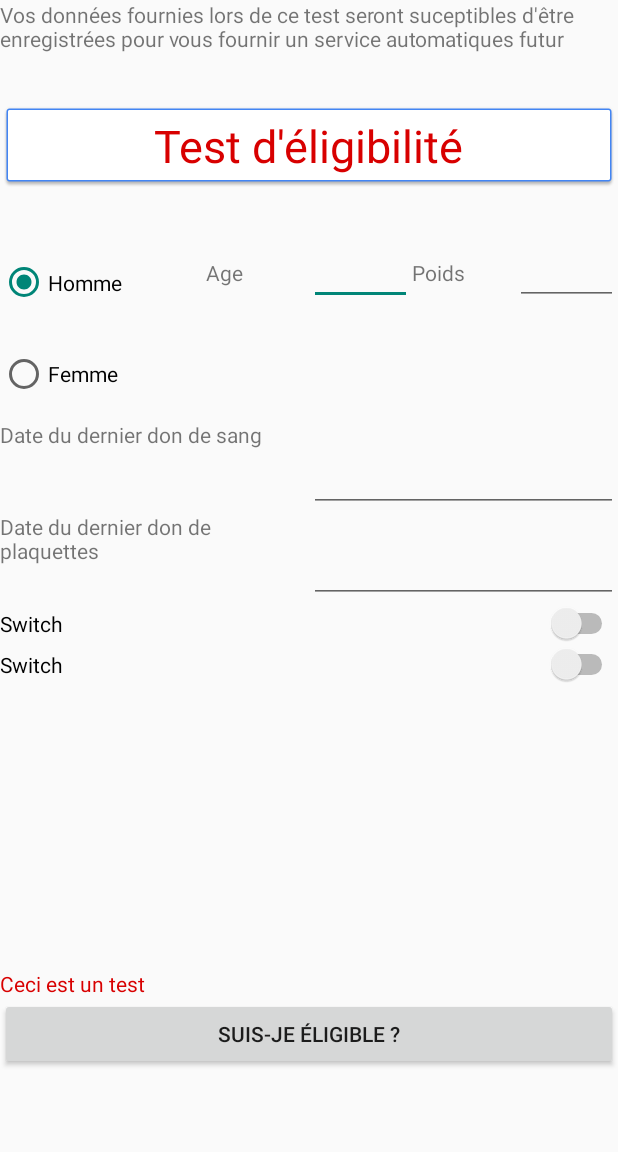
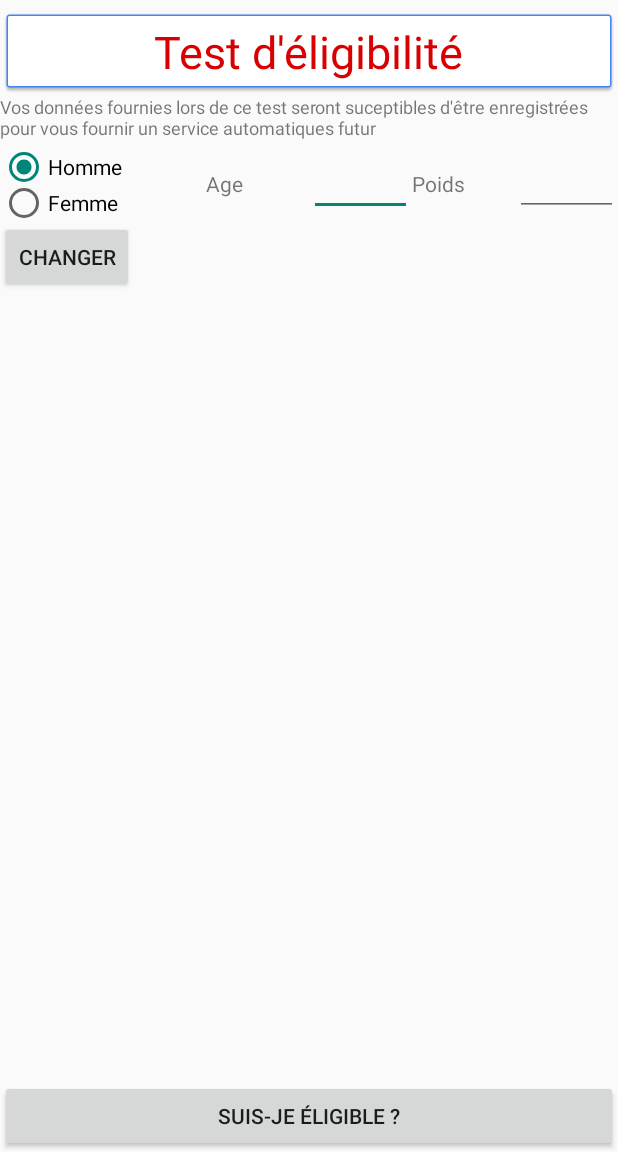
Before and after one commit to valent16/BloodGift, an Android app: the TestEligibleActivity screen opened directly, with no data from a screen before it, on a phone screen of 412 x 824 dp, the part 84-1236 px from its top. Run offline under Robolectric (Android 15) with nearby library versions, the phone set to English and light mode, and no system bars.

Commit message:
Test d'éligibilité - Base de données fonctionnelle pour Date de prise de Sang avec un DatePicker

```diff
--- a/app/src/main/res/layout/activity_personnal_information.xml
+++ b/app/src/main/res/layout/activity_personnal_information.xml
@@ -6,7 +6,7 @@
     android:id="@+id/drawer_layout"
     android:layout_width="match_parent"
     android:layout_height="match_parent"
-    tools:context=".Vue.MapsActivity">
+    tools:context=".Vue.TestEligibleActivity">
 
     <LinearLayout
         android:layout_width="match_parent"
@@ -30,23 +30,7 @@
 
         <LinearLayout
             android:layout_width="match_parent"
-            android:layout_height="wrap_content"
-            android:gravity="center">
-
-            <TextView
-                android:layout_width="wrap_content"
-                android:layout_height="wrap_content"
-                android:text="@string/eligibility_page"
-                app:layout_constraintBottom_toBottomOf="parent"
-                app:layout_constraintLeft_toLeftOf="parent"
-                app:layout_constraintRight_toRightOf="parent"
-                app:layout_constraintTop_toTopOf="parent" />
-
-        </LinearLayout>
-
-        <LinearLayout
-            android:layout_width="match_parent"
-            android:layout_height="match_parent"
+            android:layout_height="350dp"
             android:layout_weight="1"
             android:gravity="center_vertical|center_horizontal"
             android:orientation="vertical">
@@ -60,11 +44,22 @@
                 android:text="Test d'éligibilité"
                 android:textColor="@color/colorActionBar"
                 android:textSize="30sp" />
+
+            <TextView
+                android:layout_width="wrap_content"
+                android:layout_height="wrap_content"
+                android:text="@string/eligibility_page"
+                android:textSize="12sp"
+                app:layout_constraintBottom_toBottomOf="parent"
+                app:layout_constraintLeft_toLeftOf="parent"
+                app:layout_constraintRight_toRightOf="parent"
+                app:layout_constraintTop_toTopOf="parent" />
+
         </LinearLayout>
 
         <LinearLayout
             android:layout_width="match_parent"
-            android:layout_height="match_parent"
+            android:layout_height="300dp"
             android:layout_weight="1">
 
             <LinearLayout
@@ -144,97 +139,31 @@
             android:layout_width="match_parent"
             android:layout_height="match_parent"
             android:layout_weight="1"
-            android:orientation="vertical">
+            android:orientation="horizontal">
 
-            <LinearLayout
-                android:layout_width="match_parent"
-                android:layout_height="match_parent"
-                android:layout_weight="1">
+            <Button
+                android:id="@+id/button"
+                android:layout_width="wrap_content"
+                android:layout_height="wrap_content"
+                android:onClick="showDatePickerDialog"
+                android:text="@string/date_pick" />
 
-                <TextView
-                    android:id="@+id/textView5"
-                    android:layout_width="match_parent"
-                    android:layout_height="match_parent"
-                    android:layout_weight="1"
-                    android:text="Date du dernier don de sang" />
-
-                <EditText
-                    android:id="@+id/editText2"
-                    android:layout_width="match_parent"
-                    android:layout_height="match_parent"
-                    android:layout_weight="1"
-                    android:ems="10"
-                    android:inputType="date" />
-
-            </LinearLayout>
-
-            <LinearLayout
-                android:layout_width="match_parent"
-                android:layout_height="match_parent"
-                android:layout_weight="1">
-
-                <TextView
-                    android:id="@+id/textView6"
-                    android:layout_width="match_parent"
-                    android:layout_height="match_parent"
-                    android:layout_weight="1"
-                    android:text="Date du dernier don de plaquettes" />
-
-                <EditText
-                    android:id="@+id/editText"
-                    android:layout_width="match_parent"
-                    android:layout_height="match_parent"
-                    android:layout_weight="1"
-                    android:ems="10"
-                    android:inputType="date" />
-            </LinearLayout>
-
+            <TextView
+                android:id="@+id/selected_date"
+                android:layout_width="wrap_content"
+                android:layout_height="wrap_content"
+                android:layout_below="@+id/button"
+                android:layout_alignParentStart="true"
+                android:layout_alignParentLeft="true"
+                android:layout_marginTop="54dp"
+                android:text="" />
         </LinearLayout>
 
-        <LinearLayout
+        <Button
+            android:id="@+id/btnEligible"
             android:layout_width="match_parent"
-            android:layout_height="match_parent"
-            android:layout_weight="1"
-            android:orientation="vertical">
-
-            <Switch
-                android:id="@+id/switch2"
-                android:layout_width="match_parent"
-                android:layout_height="wrap_content"
-                android:text="Switch" />
-
-            <Switch
-                android:id="@+id/switch1"
-                android:layout_width="match_parent"
-                android:layout_height="wrap_content"
-                android:text="Switch" />
-        </LinearLayout>
-
-        <LinearLayout
-            android:layout_width="match_parent"
-            android:layout_height="match_parent"
-            android:layout_weight="1"
-            android:orientation="vertical"></LinearLayout>
-
-        <LinearLayout
-            android:layout_width="match_parent"
-            android:layout_height="match_parent"
-            android:layout_weight="1"
-            android:orientation="vertical">
-
-            <TextView
-                android:id="@+id/textView2"
-                android:layout_width="match_parent"
-                android:layout_height="wrap_content"
-                android:text="Ceci est un test"
-                android:textColor="@color/colorActionBar" />
-
-            <Button
-                android:id="@+id/btnEligible"
-                android:layout_width="match_parent"
-                android:layout_height="wrap_content"
-                android:text="Suis-je éligible ?" />
-        </LinearLayout>
+            android:layout_height="wrap_content"
+            android:text="Suis-je éligible ?" />
 
     </LinearLayout>
 
--- a/app/src/main/res/values/strings.xml
+++ b/app/src/main/res/values/strings.xml
@@ -21,4 +21,5 @@
     <string name="erase_sign_up">La création d\'un nouvel utilisateur supprimera l\'ancien</string>
     <string name="cancel">Annuler</string>
     <string name="confirm">Valider</string>
+    <string name="date_pick">Changer</string>
 </resources>
```
Also changed, not shown: app/src/main/java/com/bloodgift/bloodgift/Controller/ProfileController.java (+11 -20 lines), app/src/main/java/com/bloodgift/bloodgift/Model/DAO/ProfileDAO.java (+12 -4 lines), app/src/main/java/com/bloodgift/bloodgift/Model/Profile.java (+6 -1 lines), app/src/main/java/com/bloodgift/bloodgift/Outils/ConvertDate.java (added, +25 -0 lines), app/src/main/java/com/bloodgift/bloodgift/Vue/TestEligibleActivity.java (+62 -4 lines).
